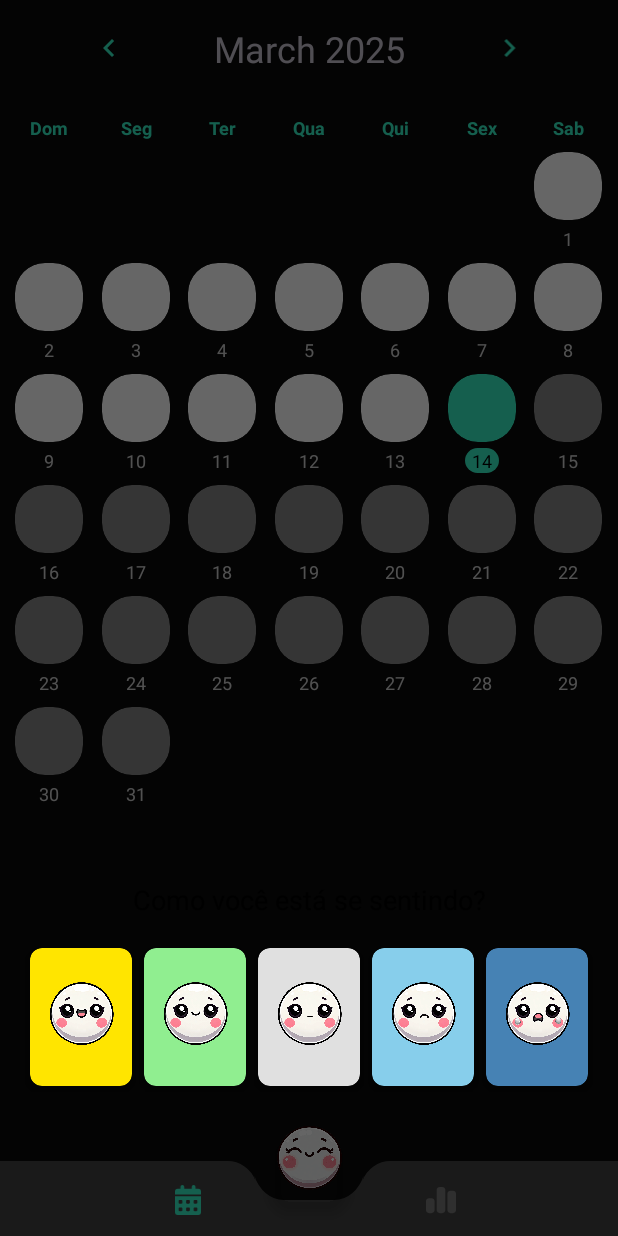
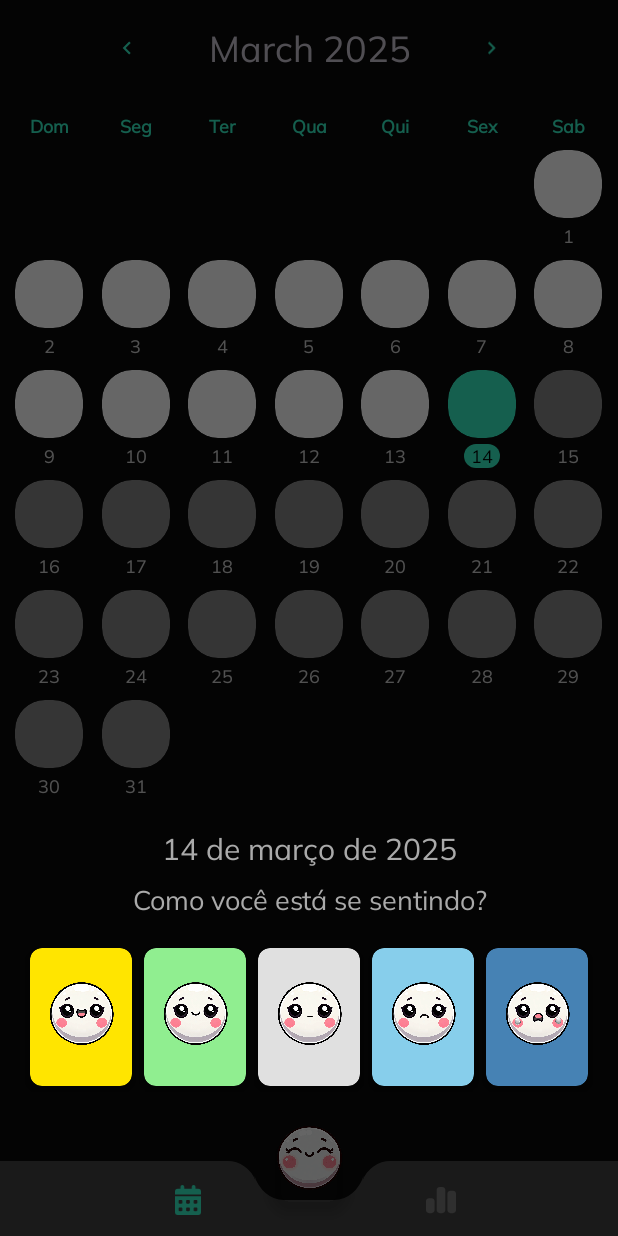
Before and after one commit to Leo-Trevisol/MoodSnap, an Android app: the screen it shows after launch (MainActivity), after a tap on an icon or button, on a phone screen of 412 x 824 dp. Run offline under Robolectric (Android 15) with nearby library versions, the phone set to English and light mode, and no system bars; our stand-ins replace Room's generated code, navigation-ui.

Commit message:
Adicionando font Mulish e Poppins

```diff
--- a/app/src/main/java/com/br/leo/moodsnap/MainActivity.kt
+++ b/app/src/main/java/com/br/leo/moodsnap/MainActivity.kt
@@ -10,6 +10,7 @@ import androidx.navigation.ui.setupWithNavController
 import com.br.leo.moodsnap.databinding.ActivityMainBinding
 import com.br.leo.moodsnap.ui.dialog.DialogEmotions
 import com.br.leo.moodsnap.ui.viewmodel.MainViewModel
+import java.util.*
 
 class MainActivity : AppCompatActivity(), View.OnClickListener {
 
@@ -51,7 +52,7 @@ class MainActivity : AppCompatActivity(), View.OnClickListener {
 
     override fun onClick(v: View) {
         if (v.id == R.id.fab) {
-            val dialogEmotions = DialogEmotions(viewModel)
+            val dialogEmotions = DialogEmotions(viewModel, 0L, Calendar.getInstance())
             dialogEmotions.show(supportFragmentManager, dialogEmotions.tag)
         }
     }
--- a/app/src/main/java/com/br/leo/moodsnap/ui/dialog/DialogEmotions.kt
+++ b/app/src/main/java/com/br/leo/moodsnap/ui/dialog/DialogEmotions.kt
@@ -7,6 +7,7 @@ import android.view.View
 import android.view.ViewGroup
 import android.widget.FrameLayout
 import android.widget.ImageView
+import android.widget.TextView
 import androidx.fragment.app.FragmentManager
 import com.br.leo.moodsnap.R
 import com.br.leo.moodsnap.ui.viewmodel.MainViewModel
@@ -14,10 +15,13 @@ import com.google.android.material.bottomsheet.BottomSheetBehavior
 import com.google.android.material.bottomsheet.BottomSheetDialog
 import com.google.android.material.bottomsheet.BottomSheetDialogFragment
 import com.google.android.material.button.MaterialButton
+import java.text.SimpleDateFormat
+import java.util.*
 
 class DialogEmotions(
     private val viewModel: MainViewModel,
-    private val existingMoodId: Long = 0
+    private val existingMoodId: Long = 0,
+    private val selectedDate: Calendar
 ) : BottomSheetDialogFragment() {
 
     override fun onCreateView(
@@ -55,6 +59,11 @@ class DialogEmotions(
     }
 
     private fun initComponents(view: View) {
+        // Configurar a data selecionada
+        val selectedDateText = view.findViewById<TextView>(R.id.selected_date)
+        val dateFormat = SimpleDateFormat("dd 'de' MMMM 'de' yyyy", Locale("pt", "BR"))
+        selectedDateText.text = dateFormat.format(selectedDate.time)
+
         // Configurar botão de deletar
         val btnDelete = view.findViewById<MaterialButton>(R.id.btn_delete)
         if (existingMoodId > 0) {
--- a/app/src/main/java/com/br/leo/moodsnap/ui/home/HomeFragment.kt
+++ b/app/src/main/java/com/br/leo/moodsnap/ui/home/HomeFragment.kt
@@ -118,9 +118,16 @@ class HomeFragment : Fragment() {
                 moodCalendar.get(Calendar.YEAR) == calendar.get(Calendar.YEAR)
             }
 
+            // Criar um Calendar com a data selecionada
+            val selectedCalendar = Calendar.getInstance().apply {
+                set(Calendar.YEAR, calendar.get(Calendar.YEAR))
+                set(Calendar.MONTH, calendar.get(Calendar.MONTH))
+                set(Calendar.DAY_OF_MONTH, selectedDay)
+            }
+
             // Abre o diálogo de emoções
             val moodId = existingMood?.id?.toLong() ?: 0L
-            val dialogEmotions = DialogEmotions(mainViewModel, moodId)
+            val dialogEmotions = DialogEmotions(mainViewModel, moodId, selectedCalendar)
             dialogEmotions.show(childFragmentManager, dialogEmotions.tag)
         }
     }
@@ -193,7 +200,7 @@ class HomeFragment : Fragment() {
     }
 
     private fun setupDatePickers() {
-        binding.dateContainer.setOnClickListener { showDatePicker() }
+        binding.dateText.setOnClickListener { showDatePicker() }
     }
 
     private fun showDatePicker() {
@@ -270,9 +277,16 @@ class HomeFragment : Fragment() {
                 moodCalendar.get(Calendar.YEAR) == calendar.get(Calendar.YEAR)
             }
 
+            // Criar um Calendar com a data selecionada
+            val selectedCalendar = Calendar.getInstance().apply {
+                set(Calendar.YEAR, calendar.get(Calendar.YEAR))
+                set(Calendar.MONTH, calendar.get(Calendar.MONTH))
+                set(Calendar.DAY_OF_MONTH, dayOfMonth)
+            }
+
             // Mostrar o BottomSheet de emoções
             val moodId = existingMood?.id?.toLong() ?: 0L
-            val dialogEmotions = DialogEmotions(mainViewModel, moodId)
+            val dialogEmotions = DialogEmotions(mainViewModel, moodId, selectedCalendar)
             dialogEmotions.show(childFragmentManager, dialogEmotions.tag)
         }
 
--- a/app/src/main/res/layout/emotions_layout.xml
+++ b/app/src/main/res/layout/emotions_layout.xml
@@ -16,6 +16,17 @@
         android:padding="16dp">
 
         <TextView
+            android:id="@+id/selected_date"
+            android:layout_width="match_parent"
+            android:layout_height="wrap_content"
+            android:layout_marginBottom="8dp"
+            android:layout_gravity="center"
+            android:gravity="center"
+            android:textSize="20sp"
+            android:textColor="@android:color/darker_gray">
+        </TextView>
+
+        <TextView
             android:id="@+id/title_dialog"
             android:layout_width="match_parent"
             android:layout_height="wrap_content"
@@ -24,7 +35,7 @@
             android:layout_gravity="center"
             android:gravity="center"
             android:textSize="18sp"
-            android:textColor="@android:color/black">
+            android:textColor="@android:color/darker_gray">
         </TextView>
 
         <LinearLayout
--- a/app/src/main/res/layout/fragment_home.xml
+++ b/app/src/main/res/layout/fragment_home.xml
@@ -25,7 +25,7 @@
 
     <LinearLayout
         android:id="@+id/date_container"
-        android:layout_width="350dp"
+        android:layout_width="300dp"
         android:layout_height="wrap_content"
         android:orientation="horizontal"
         android:gravity="center_vertical"
@@ -48,9 +48,9 @@
 
         <com.google.android.material.textview.MaterialTextView
             android:id="@+id/date_text"
-            android:layout_width="wrap_content"
+            android:layout_width="200dp"
             android:layout_height="wrap_content"
-            android:layout_weight="3"
+            android:layout_weight="2"
             android:gravity="center"
             android:layout_marginHorizontal="16dp"
             android:textSize="24sp"
--- a/app/src/main/res/values-night/themes.xml
+++ b/app/src/main/res/values-night/themes.xml
@@ -26,6 +26,7 @@
         <item name="android:windowBackground">@color/dark_background</item>
         <item name="android:statusBarColor">@color/dark_secondary_variant</item>
         <item name="android:navigationBarColor">@color/dark_primary</item>
+        <item name="android:fontFamily">@font/mulish_regular</item>
     </style>
 
 </resources>
--- a/app/src/main/res/values/themes.xml
+++ b/app/src/main/res/values/themes.xml
@@ -26,6 +26,7 @@
         <item name="android:windowBackground">@color/dark_background</item>
         <item name="android:statusBarColor">@color/dark_secondary_variant</item>
         <item name="android:navigationBarColor">@color/dark_primary</item>
+        <item name="android:fontFamily">@font/mulish_regular</item>
     </style>
 
     <style name="BottomSheetDialogTheme" parent="Theme.Design.Light.BottomSheetDialog">
```
Also changed, not shown: app/src/main/res/font/mulish_regular.ttf (added), app/src/main/res/font/poppins_bold.ttf (added), app/src/main/res/font/poppins_medium.ttf (added), app/src/main/res/font/poppins_regular.ttf (added), app/src/main/res/font/poppins_semibold.ttf (added).
